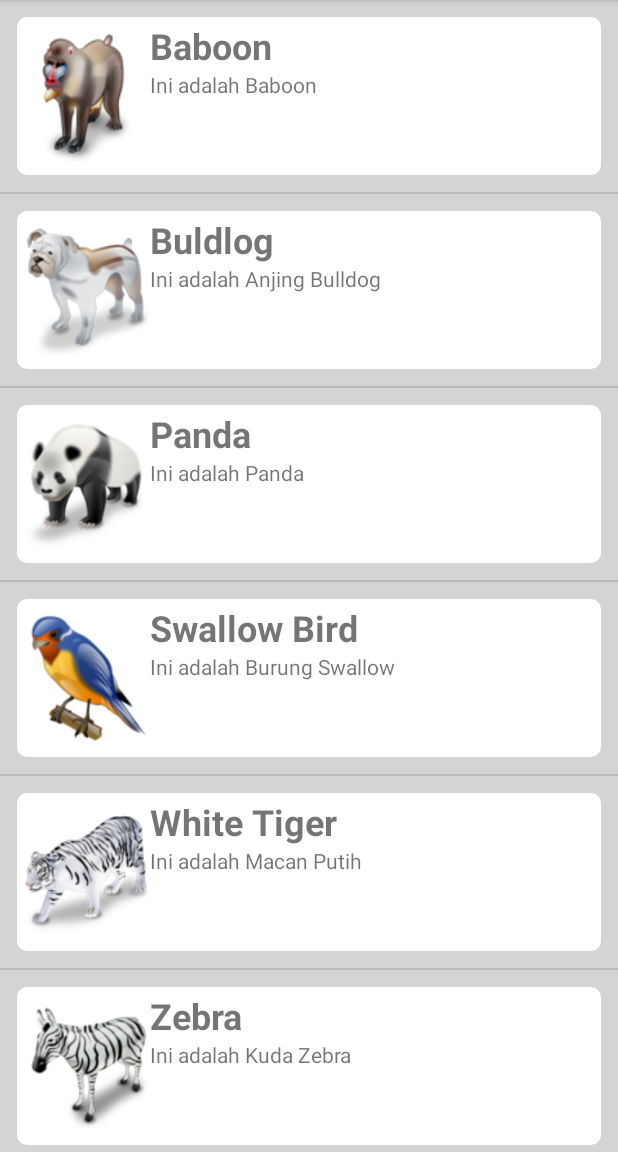
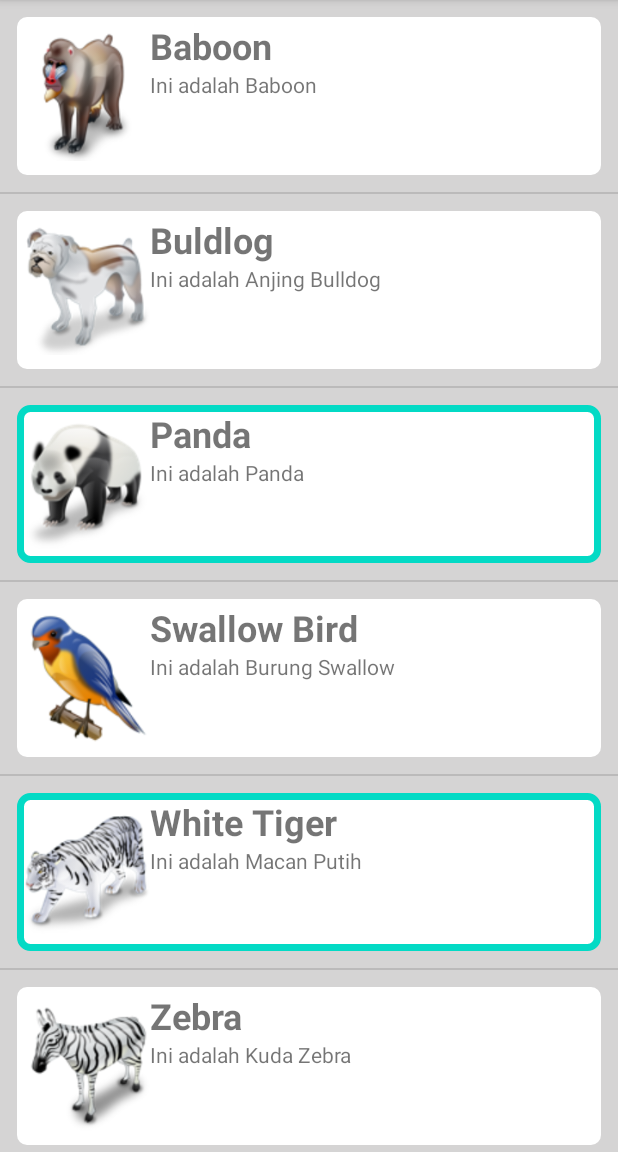
Before and after one commit to hikmawan/animalname, an Android app: the screen it shows after launch (MainActivity), on a phone screen of 412 x 824 dp, the part 84-1236 px from its top. Run offline under Robolectric (Android 15) with nearby library versions, the phone set to English and light mode, and no system bars.

Commit message:
Load different views in listview

```diff
--- a/app/src/main/java/dev/ghani/learnanimalname/Animal.kt
+++ b/app/src/main/java/dev/ghani/learnanimalname/Animal.kt
@@ -4,10 +4,12 @@ class Animal {
     var name:String?=null
     var des:String?=null
     var image:Int?=null
+    var isKiller:Boolean?=null
 
-    constructor(name:String, des:String, image:Int){
+    constructor(name:String, des:String, image:Int, isKiller:Boolean){
         this.name=name
         this.des=des
         this.image=image
+        this.isKiller=isKiller
     }
 }
--- a/app/src/main/java/dev/ghani/learnanimalname/MainActivity.kt
+++ b/app/src/main/java/dev/ghani/learnanimalname/MainActivity.kt
@@ -18,12 +18,12 @@ class MainActivity : AppCompatActivity() {
         super.onCreate(savedInstanceState)
         setContentView(R.layout.activity_main)
         //load animals
-        listOfAnimals.add(Animal("Baboon", "Ini adalah Baboon",R.drawable.baboon))
-        listOfAnimals.add(Animal("Buldlog", "Ini adalah Anjing Bulldog",R.drawable.bulldog))
-        listOfAnimals.add(Animal("Panda", "Ini adalah Panda",R.drawable.panda))
-        listOfAnimals.add(Animal("Swallow Bird", "Ini adalah Burung Swallow",R.drawable.swallow_bird))
-        listOfAnimals.add(Animal("White Tiger", "Ini adalah Macan Putih",R.drawable.white_tiger))
-        listOfAnimals.add(Animal("Zebra", "Ini adalah Kuda Zebra",R.drawable.zebra))
+        listOfAnimals.add(Animal("Baboon", "Ini adalah Baboon",R.drawable.baboon,false))
+        listOfAnimals.add(Animal("Buldlog", "Ini adalah Anjing Bulldog",R.drawable.bulldog,false))
+        listOfAnimals.add(Animal("Panda", "Ini adalah Panda",R.drawable.panda,true))
+        listOfAnimals.add(Animal("Swallow Bird", "Ini adalah Burung Swallow",R.drawable.swallow_bird,false))
+        listOfAnimals.add(Animal("White Tiger", "Ini adalah Macan Putih",R.drawable.white_tiger,true))
+        listOfAnimals.add(Animal("Zebra", "Ini adalah Kuda Zebra",R.drawable.zebra,false))
 
         adapter = AnimalsAdapter(this,listOfAnimals)
         tvListAnimal.adapter = adapter
@@ -39,6 +39,15 @@ class MainActivity : AppCompatActivity() {
         }
         override fun getView(position: Int, convertView: View?, parent: ViewGroup?): View {
             val animal = listOfAnimals[position]
+            if (animal.isKiller == true){
+                var inflator = context!!.getSystemService(Context.LAYOUT_INFLATER_SERVICE) as LayoutInflater
+                var myView = inflator.inflate(R.layout.animal_killer_ticket,null)
+                myView.tvName.text = animal.name!!
+                myView.tvDes.text = animal.des!!
+                myView.ivAnimalImage.setImageResource(animal.image!!)
+
+                return myView
+            } else {
                 var inflator = context!!.getSystemService(Context.LAYOUT_INFLATER_SERVICE) as LayoutInflater
                 var myView = inflator.inflate(R.layout.animal_ticket,null)
                 myView.tvName.text = animal.name!!
@@ -46,6 +55,7 @@ class MainActivity : AppCompatActivity() {
                 myView.ivAnimalImage.setImageResource(animal.image!!)
 
                 return myView
+            }
         }
 
         override fun getItem(position: Int): Any {
--- /dev/null
+++ b/app/src/main/res/drawable/background_killer.xml
@@ -0,0 +1,16 @@
+<?xml version="1.0" encoding="utf-8"?>
+<selector xmlns:android="http://schemas.android.com/apk/res/android">
+    <item>
+        <shape>
+            <stroke android:color="@color/colorAccent"
+                android:width="2pt" />
+            <solid android:color="@color/white"></solid>
+            <corners android:radius="3pt" />
+            <padding android:top="3dp"
+                android:right="3dp"
+                android:left="3dp"
+                android:bottom="3dp"
+                />
+        </shape>
+    </item>
+</selector>
--- /dev/null
+++ b/app/src/main/res/layout/animal_killer_ticket.xml
@@ -0,0 +1,52 @@
+<?xml version="1.0" encoding="utf-8"?>
+<LinearLayout xmlns:android="http://schemas.android.com/apk/res/android"
+    xmlns:app="http://schemas.android.com/apk/res-auto"
+    android:layout_width="match_parent"
+    android:layout_height="wrap_content"
+    android:orientation="horizontal"
+    android:background="@color/grey"
+    android:padding="5pt"
+    android:paddingLeft="5pt"
+    android:paddingTop="5pt"
+    android:paddingRight="5pt"
+    android:paddingBottom="5pt">
+
+    <LinearLayout
+        android:background="@drawable/background_killer"
+        android:layout_width="match_parent"
+        android:layout_height="match_parent"
+        android:layout_weight="1"
+        android:orientation="horizontal">
+
+        <ImageView
+            android:id="@+id/ivAnimalImage"
+            android:layout_width="171dp"
+            android:layout_height="wrap_content"
+            android:layout_weight="1"
+            app:srcCompat="@drawable/baboon" />
+
+        <LinearLayout
+            android:layout_width="match_parent"
+            android:layout_height="wrap_content"
+            android:layout_weight="1"
+            android:orientation="vertical">
+
+            <TextView
+                android:id="@+id/tvName"
+                android:layout_width="wrap_content"
+                android:layout_height="wrap_content"
+                android:layout_weight="1"
+                android:text="Baboon"
+                android:textSize="24sp"
+                android:textStyle="bold" />
+
+            <TextView
+                android:id="@+id/tvDes"
+                android:layout_width="match_parent"
+                android:layout_height="wrap_content"
+                android:layout_weight="1"
+                android:text="Ini Adalah Baboon" />
+        </LinearLayout>
+    </LinearLayout>
+
+</LinearLayout>
```
Lines whose indentation alone changed are shown as unchanged.
